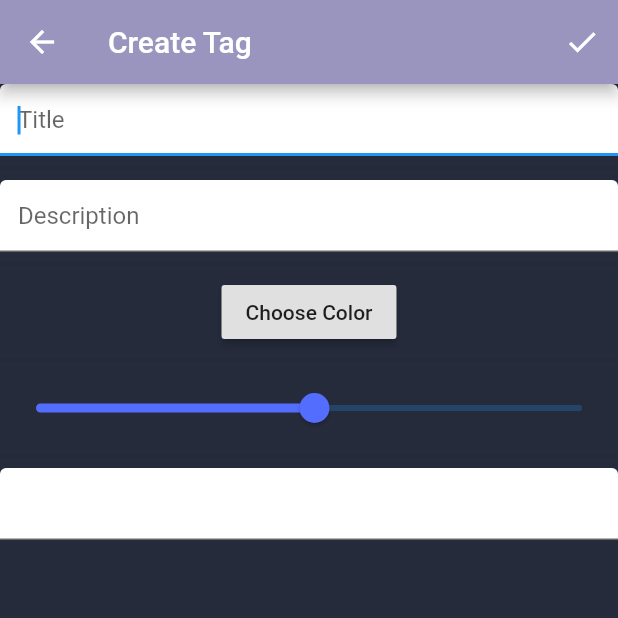
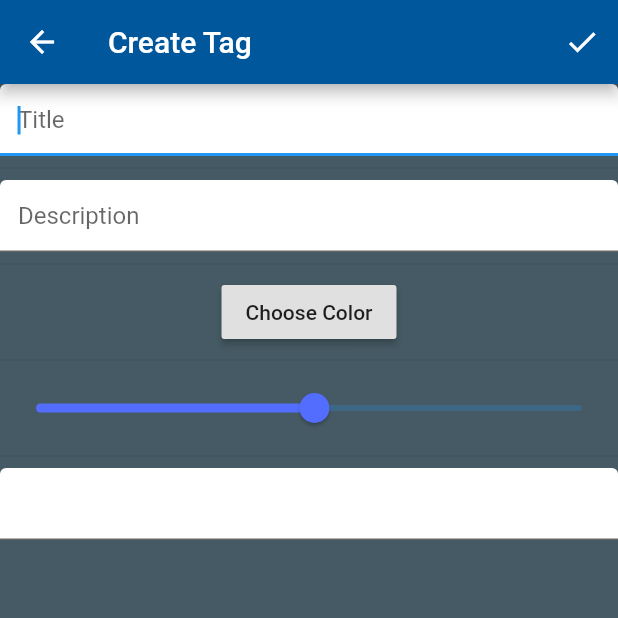
Before and after one commit to asimos-bot/todo_app, a Flutter app: the TagBuilder screen opened directly, on a phone screen of 412 x 824 dp, the top half of it. Run offline on Flutter 3.47's test engine with Material 2 defaults, Android fonts, the phone set to English and light mode, and no system bars; our stand-ins replace flutter_colorpicker, sqflite; missing offline and left inert: flutter_list_drag_and_drop, selection_menu; accounts and stored records are empty.

Commit message:
color change

```diff
--- a/lib/globals.dart
+++ b/lib/globals.dart
@@ -1,6 +1,6 @@
 import 'package:flutter/material.dart';
 
 //colors
-var foregroundColor = const Color(0xff9995bf);
-var backgroundColor = const Color(0xff262b3c);
+var foregroundColor = const Color(0xFF01579B);
+var backgroundColor = const Color(0xFF455A64);
 var secondaryForegorundColor = Colors.white;
```
